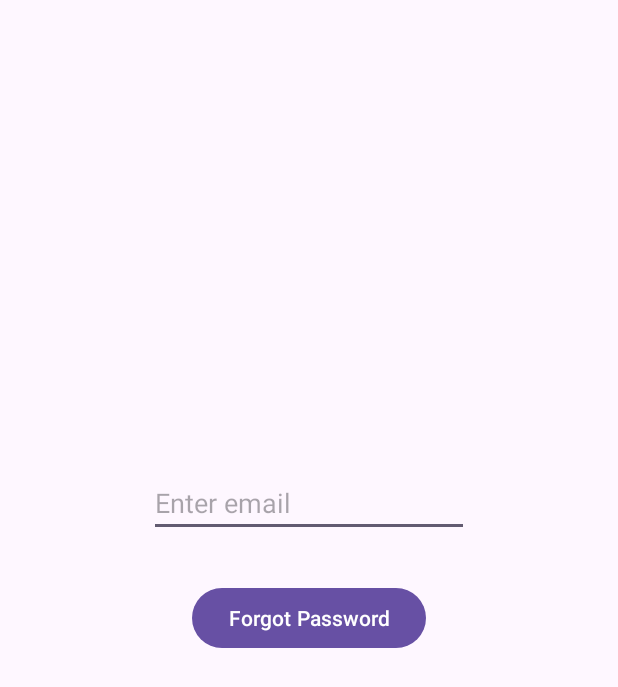
After one commit to shyamalsriniketh/B07-Project, an Android app: the ForgotPassword screen opened directly, with no data from a screen before it, on a phone screen of 412 x 824 dp. The commit adds this screen. Shown: the top 687 px of the screen. Run offline under Robolectric (Android 15) with nearby library versions, the phone set to English and light mode, and no system bars; our stand-ins replace Firebase (no records; nobody signed in at launch, a user with empty details on screens opened directly).

Commit message:
forgot password + sign out pages/buttons

```diff
--- a/SMARTAIR/app/src/main/AndroidManifest.xml
+++ b/SMARTAIR/app/src/main/AndroidManifest.xml
@@ -13,6 +13,12 @@
         android:roundIcon="@mipmap/ic_launcher_round"
         android:supportsRtl="true"
         android:theme="@style/Theme.SMARTAIR">
+        <activity
+            android:name=".SignOut"
+            android:exported="false" />
+        <activity
+            android:name=".ForgotPassword"
+            android:exported="false" />
         <activity
             android:name=".DashboardActivity"
             android:exported="false" />
--- /dev/null
+++ b/SMARTAIR/app/src/main/java/com/example/smartair/ForgotPassword.java
@@ -0,0 +1,49 @@
+package com.example.smartair;
+
+import android.os.Bundle;
+import android.widget.Button;
+import android.widget.EditText;
+import android.widget.Toast;
+
+import androidx.activity.EdgeToEdge;
+import androidx.appcompat.app.AppCompatActivity;
+import androidx.core.graphics.Insets;
+import androidx.core.view.ViewCompat;
+import androidx.core.view.WindowInsetsCompat;
+
+import com.google.firebase.auth.FirebaseAuth;
+
+public class ForgotPassword extends AppCompatActivity {
+    EditText emailinput;
+    Button frgtbtn;
+    FirebaseAuth auth;
+
+
+    @Override
+    protected void onCreate(Bundle savedInstanceState) {
+        super.onCreate(savedInstanceState);
+        EdgeToEdge.enable(this);
+        setContentView(R.layout.activity_forgot_password);
+        ViewCompat.setOnApplyWindowInsetsListener(findViewById(R.id.main), (v, insets) -> {
+            Insets systemBars = insets.getInsets(WindowInsetsCompat.Type.systemBars());
+            v.setPadding(systemBars.left, systemBars.top, systemBars.right, systemBars.bottom);
+            return insets;
+        });
+        emailinput = findViewById(R.id.editTextTextEmailAddress);
+        frgtbtn = findViewById(R.id.button3);
+        auth = FirebaseAuth.getInstance();
+
+        frgtbtn.setOnClickListener(v -> {
+           String email = emailinput.getText().toString();
+           auth.sendPasswordResetEmail(email).addOnCompleteListener(task -> {
+               if(task.isSuccessful()){
+                   Toast.makeText(this, "Reset link to email!", Toast.LENGTH_SHORT).show();
+
+               }
+                else {
+                   Toast.makeText(this, "Error: " + task.getException().getMessage(), Toast.LENGTH_LONG).show();
+               }
+           });
+        });
+    }
+}
--- a/SMARTAIR/app/src/main/java/com/example/smartair/MainActivity.java
+++ b/SMARTAIR/app/src/main/java/com/example/smartair/MainActivity.java
@@ -2,6 +2,7 @@ package com.example.smartair;
 
 import android.content.Intent;
 import android.os.Bundle;
+
 import androidx.appcompat.app.AppCompatActivity;
 
 public class MainActivity extends AppCompatActivity {
--- /dev/null
+++ b/SMARTAIR/app/src/main/res/layout/activity_forgot_password.xml
@@ -0,0 +1,32 @@
+<?xml version="1.0" encoding="utf-8"?>
+<androidx.constraintlayout.widget.ConstraintLayout xmlns:android="http://schemas.android.com/apk/res/android"
+    xmlns:app="http://schemas.android.com/apk/res-auto"
+    xmlns:tools="http://schemas.android.com/tools"
+    android:id="@+id/main"
+    android:layout_width="match_parent"
+    android:layout_height="match_parent"
+    tools:context=".ForgotPassword">
+
+    <Button
+        android:id="@+id/button3"
+        android:layout_width="wrap_content"
+        android:layout_height="wrap_content"
+        android:text="Forgot Password"
+        app:layout_constraintBottom_toBottomOf="parent"
+        app:layout_constraintEnd_toEndOf="parent"
+        app:layout_constraintStart_toStartOf="parent"
+        app:layout_constraintTop_toTopOf="parent" />
+
+    <EditText
+        android:id="@+id/editTextTextEmailAddress"
+        android:layout_width="wrap_content"
+        android:layout_height="wrap_content"
+        android:ems="10"
+        android:hint="Enter email"
+        android:inputType="textEmailAddress"
+        app:layout_constraintBottom_toTopOf="@+id/button3"
+        app:layout_constraintEnd_toEndOf="parent"
+        app:layout_constraintStart_toStartOf="parent"
+        app:layout_constraintTop_toTopOf="parent"
+        app:layout_constraintVertical_bias="0.912" />
+</androidx.constraintlayout.widget.ConstraintLayout>
```
Also changed, not shown: SMARTAIR/app/src/main/java/com/example/smartair/SignOut.java (added, +37 -0 lines), SMARTAIR/app/src/main/res/layout/activity_sign_out.xml (added, +21 -0 lines), 1 other file.
